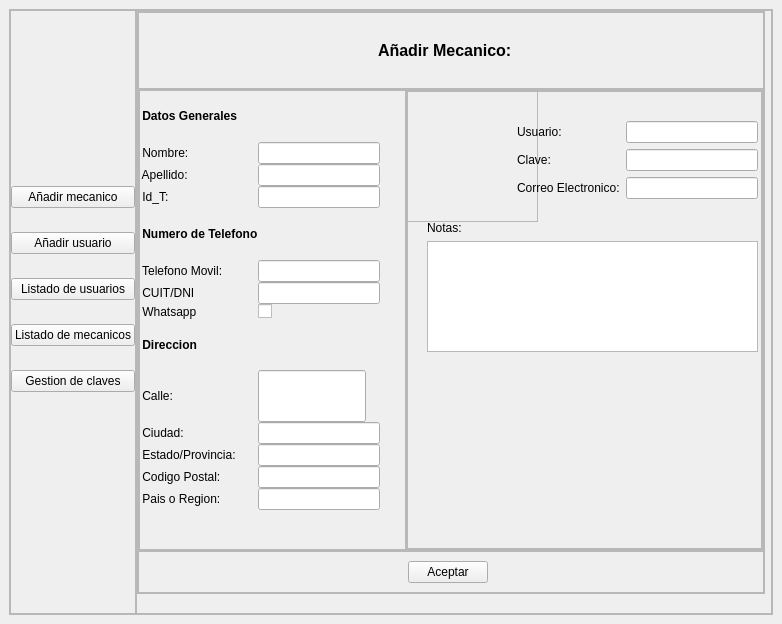
Old version of the form views/main.ui in the repository Alaan20/TP_FINAL-POO.
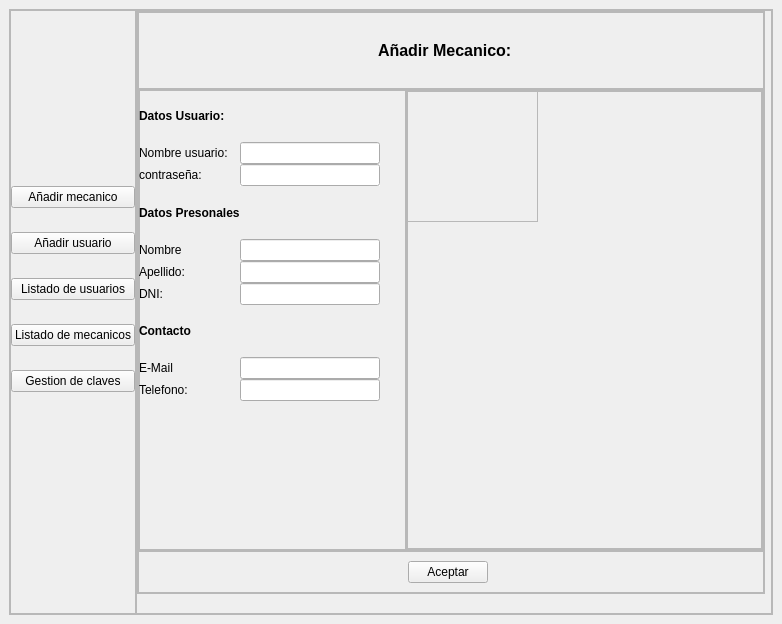
New version of the form. The open tabs and pages were chosen to show the change. Icons and pictures are not drawn.

What changed in the file:
```diff
--- a/views/main.ui
+++ b/views/main.ui
@@ -1200,7 +1200,7 @@
                        <x>0</x>
                        <y>0</y>
                        <width>241</width>
-                       <height>420</height>
+                       <height>311</height>
                       </rect>
                      </property>
                      <layout class="QGridLayout" name="gridLayout_8">
@@ -1217,204 +1217,138 @@
                          </font>
                         </property>
                         <property name="text">
-                         <string> Datos Generales</string>
+                         <string>Datos Usuario:</string>
                         </property>
                        </widget>
                       </item>
-                      <item row="1" column="1">
-                       <widget class="QLabel" name="label_53">
-                        <property name="text">
-                         <string> Nombre:</string>
-                        </property>
-                       </widget>
+                      <item row="6" column="3">
+                       <widget class="QLineEdit" name="lineEdit_3"/>
                       </item>
-                      <item row="8" column="1">
-                       <widget class="QLabel" name="label_54">
-                        <property name="font">
-                         <font>
-                          <weight>75</weight>
-                          <bold>true</bold>
-                          <kerning>true</kerning>
-                         </font>
-                        </property>
-                        <property name="text">
-                         <string> Direccion</string>
-                        </property>
-                       </widget>
-                      </item>
-                      <item row="2" column="1">
-                       <widget class="QLabel" name="label_55">
-                        <property name="text">
-                         <string> Apellido:</string>
-                        </property>
-                       </widget>
-                      </item>
-                      <item row="3" column="1">
-                       <widget class="QLabel" name="label_56">
-                        <property name="text">
-                         <string> Id_T:</string>
-                        </property>
-                       </widget>
-                      </item>
-                      <item row="4" column="1">
-                       <widget class="QLabel" name="label_57">
-                        <property name="font">
-                         <font>
-                          <weight>75</weight>
-                          <bold>true</bold>
-                          <kerning>true</kerning>
-                         </font>
-                        </property>
-                        <property name="text">
-                         <string> Numero de Telefono</string>
-                        </property>
-                       </widget>
-                      </item>
-                      <item row="5" column="1">
-                       <widget class="QLabel" name="label_58">
-                        <property name="text">
-                         <string> Telefono Movil:</string>
-                        </property>
-                       </widget>
-                      </item>
-                      <item row="6" column="1">
-                       <widget class="QLabel" name="label_59">
-                        <property name="text">
-                         <string> CUIT/DNI</string>
-                        </property>
-                       </widget>
-                      </item>
-                      <item row="10" column="1">
-                       <widget class="QLabel" name="label_60">
-                        <property name="text">
-                         <string> Ciudad:</string>
-                        </property>
-                       </widget>
-                      </item>
-                      <item row="11" column="1">
-                       <widget class="QLabel" name="label_61">
-                        <property name="text">
-                         <string> Estado/Provincia:</string>
-                        </property>
-                       </widget>
-                      </item>
-                      <item row="9" column="1">
-                       <widget class="QLabel" name="label_62">
-                        <property name="text">
-                         <string> Calle:</string>
-                        </property>
-                       </widget>
-                      </item>
-                      <item row="13" column="1">
-                       <widget class="QLabel" name="label_63">
-                        <property name="text">
-                         <string> Pais o Region:</string>
-                        </property>
-                       </widget>
-                      </item>
-                      <item row="12" column="1">
-                       <widget class="QLabel" name="label_64">
-                        <property name="text">
-                         <string> Codigo Postal:</string>
-                        </property>
-                       </widget>
-                      </item>
-                      <item row="2" column="2">
-                       <widget class="QLineEdit" name="lineEdit_27">
-                        <property name="autoFillBackground">
-                         <bool>true</bool>
-                        </property>
-                        <property name="inputMethodHints">
-                         <set>Qt::ImhNone</set>
-                        </property>
-                       </widget>
-                      </item>
-                      <item row="3" column="2">
-                       <widget class="QLineEdit" name="lineEdit_28">
+                      <item row="5" column="3">
+                       <widget class="QLineEdit" name="lineEdit_32">
                         <property name="inputMethodHints">
                          <set>Qt::ImhDigitsOnly|Qt::ImhPreferNumbers</set>
                         </property>
                        </widget>
                       </item>
-                      <item row="11" column="2">
-                       <widget class="QLineEdit" name="lineEdit_29"/>
-                      </item>
-                      <item row="5" column="2">
+                      <item row="4" column="3">
                        <widget class="QLineEdit" name="lineEdit_30">
                         <property name="inputMethodHints">
                          <set>Qt::ImhDigitsOnly|Qt::ImhPreferNumbers</set>
                         </property>
                        </widget>
                       </item>
-                      <item row="1" column="2">
+                      <item row="1" column="3">
                        <widget class="QLineEdit" name="lineEdit_31"/>
                       </item>
-                      <item row="6" column="2">
-                       <widget class="QLineEdit" name="lineEdit_32">
-                        <property name="inputMethodHints">
-                         <set>Qt::ImhDigitsOnly|Qt::ImhPreferNumbers</set>
-                        </property>
-                       </widget>
-                      </item>
-                      <item row="10" column="2">
-                       <widget class="QLineEdit" name="lineEdit_33"/>
-                      </item>
-                      <item row="9" column="2">
-                       <widget class="QLineEdit" name="lineEdit_34">
-                        <property name="sizePolicy">
-                         <sizepolicy hsizetype="Maximum" vsizetype="Minimum">
-                          <horstretch>0</horstretch>
-                          <verstretch>0</verstretch>
-                         </sizepolicy>
-                        </property>
-                        <property name="minimumSize">
-                         <size>
-                          <width>20</width>
-                          <height>20</height>
-                         </size>
-                        </property>
-                        <property name="maximumSize">
-                         <size>
-                          <width>16777215</width>
-                          <height>16777215</height>
-                         </size>
-                        </property>
-                        <property name="sizeIncrement">
-                         <size>
-                          <width>0</width>
-                          <height>0</height>
-                         </size>
-                        </property>
-                        <property name="baseSize">
-                         <size>
-                          <width>0</width>
-                          <height>0</height>
-                         </size>
-                        </property>
-                       </widget>
-                      </item>
-                      <item row="12" column="2">
-                       <widget class="QLineEdit" name="lineEdit_35"/>
-                      </item>
-                      <item row="13" column="2">
-                       <widget class="QLineEdit" name="lineEdit_36"/>
-                      </item>
-                      <item row="7" column="1">
+                      <item row="6" column="1">
                        <widget class="QLabel" name="label_65">
                         <property name="text">
-                         <string> Whatsapp</string>
+                         <string>DNI:</string>
                         </property>
                        </widget>
                       </item>
-                      <item row="7" column="2">
-                       <widget class="QCheckBox" name="checkBox_3">
+                      <item row="3" column="1">
+                       <widget class="QLabel" name="label_57">
+                        <property name="font">
+                         <font>
+                          <weight>75</weight>
+                          <bold>true</bold>
+                          <kerning>true</kerning>
+                         </font>
+                        </property>
                         <property name="text">
-                         <string/>
+                         <string>Datos Presonales</string>
                         </property>
                        </widget>
                       </item>
+                      <item row="2" column="1">
+                       <widget class="QLabel" name="label_55">
+                        <property name="text">
+                         <string>contraseña:</string>
+                        </property>
+                       </widget>
+                      </item>
+                      <item row="7" column="1">
+                       <widget class="QLabel" name="label_54">
+                        <property name="font">
+                         <font>
+                          <weight>75</weight>
+                          <bold>true</bold>
+                          <kerning>true</kerning>
+                         </font>
+                        </property>
+                        <property name="text">
+                         <string>Contacto</string>
+                        </property>
+                       </widget>
+                      </item>
+                      <item row="1" column="1">
+                       <widget class="QLabel" name="label_53">
+                        <property name="text">
+                         <string>Nombre usuario:</string>
+                        </property>
+                       </widget>
+                      </item>
+                      <item row="5" column="1">
+                       <widget class="QLabel" name="label_59">
+                        <property name="text">
+                         <string>Apellido:</string>
+                        </property>
+                       </widget>
+                      </item>
+                      <item row="4" column="1">
+                       <widget class="QLabel" name="label_58">
+                        <property name="text">
+                         <string>Nombre</string>
+                        </property>
+                       </widget>
+                      </item>
+                      <item row="2" column="3">
+                       <widget class="QLineEdit" name="lineEdit_27">
+                        <property name="autoFillBackground">
+                         <bool>true</bool>
+                        </property>
+                        <property name="inputMethodHints">
+                         <set>Qt::ImhNone</set>
+                        </property>
+                       </widget>
+                      </item>
+                      <item row="8" column="1">
+                       <widget class="QLabel" name="label_64">
+                        <property name="text">
+                         <string>E-Mail</string>
+                        </property>
+                       </widget>
+                      </item>
+                      <item row="9" column="1">
+                       <widget class="QLabel" name="label_63">
+                        <property name="text">
+                         <string>Telefono:</string>
+                        </property>
+                       </widget>
+                      </item>
+                      <item row="8" column="3">
+                       <widget class="QLineEdit" name="lineEdit_4"/>
+                      </item>
+                      <item row="9" column="3">
+                       <widget class="QLineEdit" name="lineEdit_5"/>
+                      </item>
                      </layout>
                     </widget>
+                    <widget class="QLabel" name="error_3">
+                     <property name="geometry">
+                      <rect>
+                       <x>20</x>
+                       <y>320</y>
+                       <width>191</width>
+                       <height>21</height>
+                      </rect>
+                     </property>
+                     <property name="text">
+                      <string/>
+                     </property>
+                    </widget>
                    </widget>
                   </item>
                   <item>
@@ -1464,95 +1398,23 @@
                         <property name="frameShadow">
                          <enum>QFrame::Raised</enum>
                         </property>
-                        <widget class="QLabel" name="label_66">
-                         <property name="geometry">
-                          <rect>
-                           <x>10</x>
-                           <y>10</y>
-                           <width>131</width>
-                           <height>131</height>
-                          </rect>
-                         </property>
-                         <property name="text">
-                          <string/>
-                         </property>
-                         <property name="pixmap">
-                          <pixmap>../icons/contact-book.png</pixmap>
-                         </property>
-                        </widget>
                        </widget>
-                       <widget class="QLabel" name="label_67">
+                       <widget class="QLabel" name="label_66">
                         <property name="geometry">
                          <rect>
-                          <x>20</x>
-                          <y>130</y>
-                          <width>47</width>
-                          <height>13</height>
+                          <x>100</x>
+                          <y>-10</y>
+                          <width>131</width>
+                          <height>131</height>
                          </rect>
                         </property>
                         <property name="text">
-                         <string>Notas:</string>
+                         <string/>
                         </property>
-                       </widget>
-                       <widget class="QTextEdit" name="textEdit_3">
-                        <property name="geometry">
-                         <rect>
-                          <x>20</x>
-                          <y>150</y>
-                          <width>331</width>
-                          <height>111</height>
-                         </rect>
+                        <property name="pixmap">
+                         <pixmap>../icons/contact-book.png</pixmap>
                         </property>
                        </widget>
-                       <widget class="QWidget" name="gridLayoutWidget_6">
-                        <property name="geometry">
-                         <rect>
-                          <x>110</x>
-                          <y>30</y>
-                          <width>241</width>
-                          <height>81</height>
-                         </rect>
-                        </property>
-                        <layout class="QGridLayout" name="gridLayout_9">
-                         <item row="2" column="0">
-                          <widget class="QLabel" name="label_68">
-                           <property name="text">
-                            <string>Correo Electronico:</string>
-                           </property>
-                          </widget>
-                         </item>
-                         <item row="1" column="0">
-                          <widget class="QLabel" name="label_69">
-                           <property name="inputMethodHints">
-                            <set>Qt::ImhNone</set>
-                           </property>
-                           <property name="text">
-                            <string>Clave:</string>
-                           </property>
-                          </widget>
-                         </item>
-                         <item row="0" column="0">
-                          <widget class="QLabel" name="label_70">
-                           <property name="text">
-                            <string>Usuario:</string>
-                           </property>
-                          </widget>
-                         </item>
-                         <item row="1" column="1">
-                          <widget class="QLineEdit" name="lineEdit_37">
-                           <property name="inputMethodHints">
-                            <set>Qt::ImhHiddenText</set>
-                           </property>
-                          </widget>
-                         </item>
-                         <item row="0" column="1">
-                          <widget class="QLineEdit" name="lineEdit_38"/>
-                         </item>
-                         <item row="2" column="1">
-                          <widget class="QLineEdit" name="lineEdit_39"/>
-                         </item>
-                        </layout>
-                       </widget>
                       </widget>
                      </item>
                     </layout>
```
Left out of the diff: 276 changed lines with no effect on the pictures.
